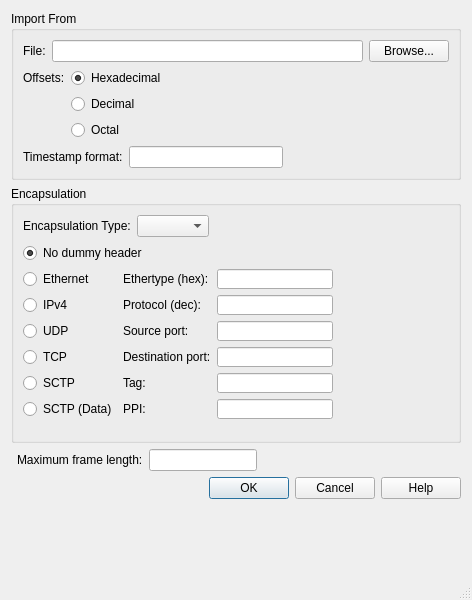
Qt form ui/qt/import_text_dialog.ui (AnkitKejriwal/wireshark) before a commit.
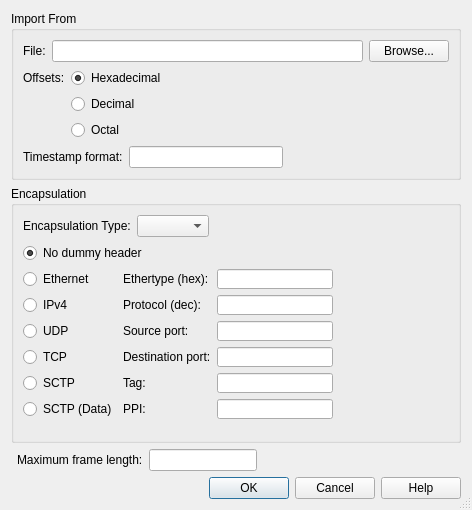
The same form after that commit.

Commit message: Adjust the Import Text dialog size policy, although it's still not quite right.

What changed in the file:
```diff
--- a/ui/qt/import_text_dialog.ui
+++ b/ui/qt/import_text_dialog.ui
@@ -7,15 +7,21 @@
     <x>0</x>
     <y>0</y>
     <width>472</width>
-    <height>600</height>
+    <height>486</height>
    </rect>
   </property>
   <property name="sizePolicy">
-   <sizepolicy hsizetype="Preferred" vsizetype="Fixed">
+   <sizepolicy hsizetype="Preferred" vsizetype="Maximum">
     <horstretch>0</horstretch>
     <verstretch>0</verstretch>
    </sizepolicy>
   </property>
+  <property name="maximumSize">
+   <size>
+    <width>16777215</width>
+    <height>486</height>
+   </size>
+  </property>
   <property name="windowTitle">
    <string>Wireshark: Import from Text</string>
   </property>
```
Left out of the diff: 62 changed lines with no effect on the pictures.
